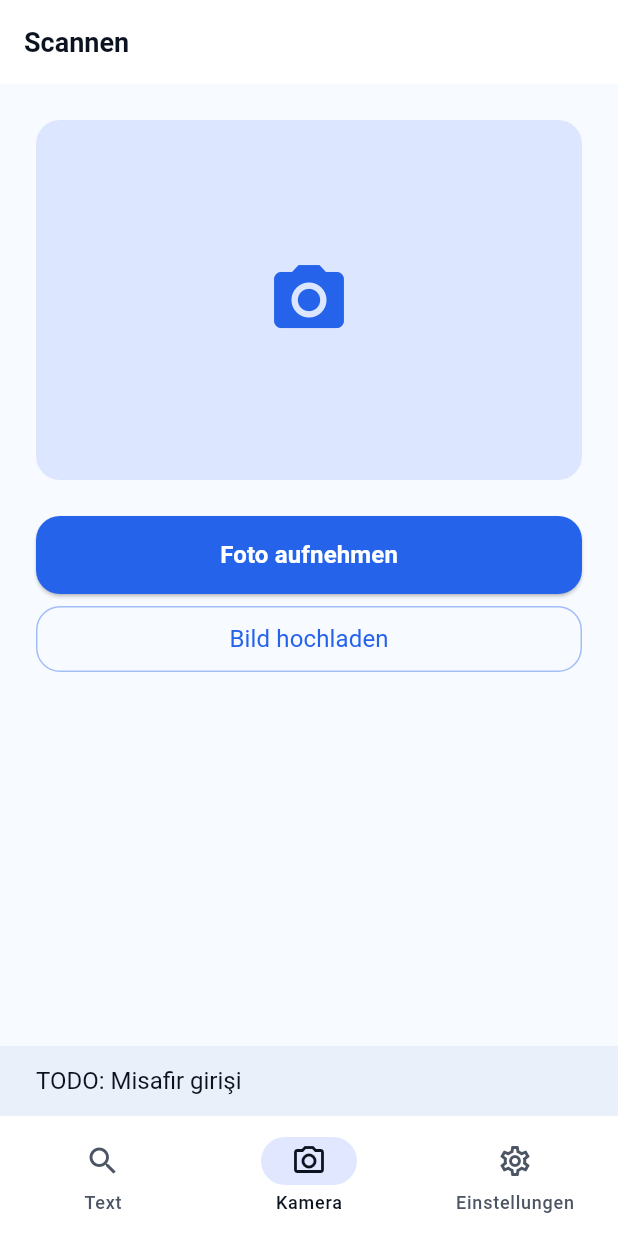
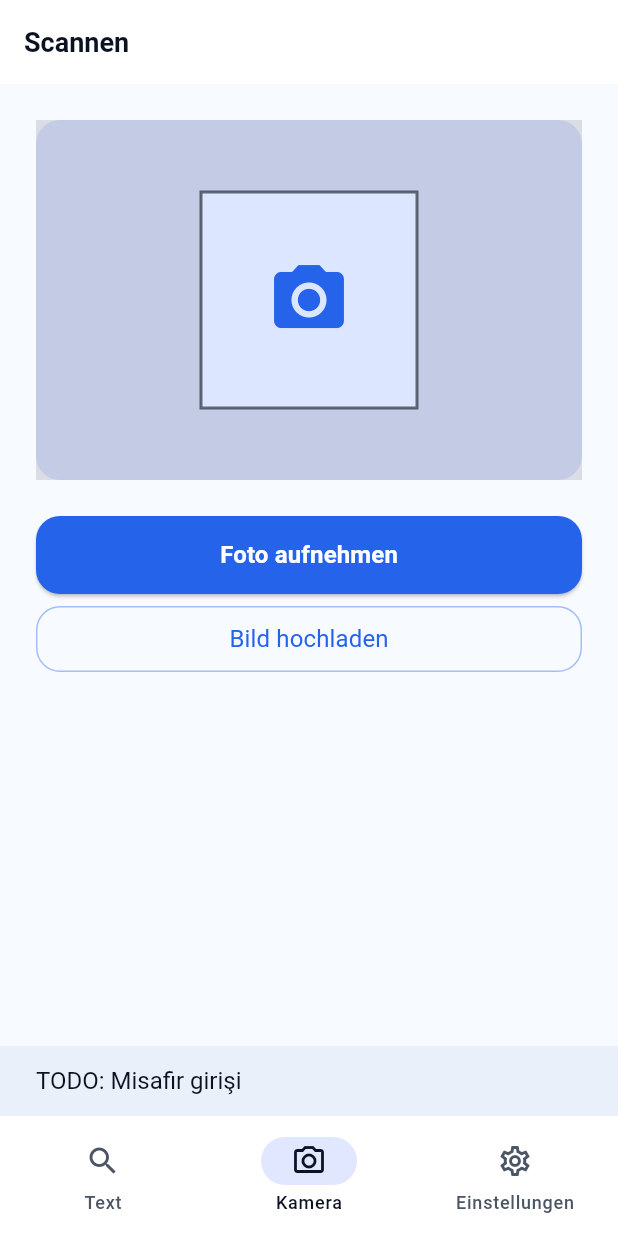
Before and after one commit to aabaser/easyrecycle, a Flutter app: the screen it shows after launch, after a tap on "Als Gast fortfahren", on a phone screen of 412 x 824 dp. Run offline on Flutter 3.47's test engine with Material 3 defaults, Android fonts, the light colour scheme and no system bars; our stand-ins replace file_picker, geolocator, image_picker, shared_preferences; network calls fail.

Commit message:
preprod v1

```diff
--- a/lib/pages/camera_tab_page.dart
+++ b/lib/pages/camera_tab_page.dart
@@ -1,5 +1,6 @@
 import "dart:convert";
 import "dart:typed_data";
+import "dart:math";
 
 import "package:file_picker/file_picker.dart";
 import "package:flutter/foundation.dart";
@@ -7,6 +8,7 @@ import "package:flutter/material.dart";
 import "package:http/http.dart" as http;
 import "package:image_picker/image_picker.dart";
 import "package:provider/provider.dart";
+import "package:image/image.dart" as img;
 
 import "../config/api_config.dart";
 import "../l10n/app_localizations.dart";
@@ -35,21 +37,12 @@ class CameraTabPageState extends State<CameraTabPage> {
   bool _isLoading = false;
   bool _hasAutoLaunched = false;
   bool _isPicking = false;
-  bool _restoredLastResult = false;
-  bool _clearedPreviewForResult = false;
   bool _isScanning = false;
-  ScanResult? _lastResult;
 
   void handleTabSelected() {
-    _maybeRestoreLastResult();
   }
 
   void setActive(bool active) {
-    if (!active) {
-      return;
-    }
-    _restoredLastResult = false;
-    _maybeRestoreLastResult();
   }
 
   Future<void> openCamera({bool force = false}) async {
@@ -93,9 +86,9 @@ class CameraTabPageState extends State<CameraTabPage> {
         if (bytes == null) {
           return;
         }
+        final cropped = _cropToFocus(bytes);
         setState(() {
-          _imageBytes = bytes;
-          _clearedPreviewForResult = false;
+          _imageBytes = cropped;
         });
         await _runAnalyze();
         return;
@@ -107,9 +100,9 @@ class CameraTabPageState extends State<CameraTabPage> {
         return;
       }
       final bytes = await file.readAsBytes();
+      final cropped = _cropToFocus(bytes);
       setState(() {
-        _imageBytes = bytes;
-        _clearedPreviewForResult = false;
+        _imageBytes = cropped;
       });
       await _runAnalyze();
     } finally {
@@ -118,28 +111,27 @@ class CameraTabPageState extends State<CameraTabPage> {
     }
   }
 
-  void _maybeRestoreLastResult() {
-    if (_restoredLastResult) {
-      return;
+  Uint8List _cropToFocus(Uint8List bytes) {
+    try {
+      final decoded = img.decodeImage(bytes);
+      if (decoded == null) {
+        return bytes;
+      }
+      final size = min(decoded.width, decoded.height);
+      final cropSize = (size * 0.6).round();
+      final x = ((decoded.width - cropSize) / 2).round();
+      final y = ((decoded.height - cropSize) / 2).round();
+      final cropped = img.copyCrop(
+        decoded,
+        x: x,
+        y: y,
+        width: cropSize,
+        height: cropSize,
+      );
+      return Uint8List.fromList(img.encodeJpg(cropped, quality: 88));
+    } catch (_) {
+      return bytes;
     }
-    final last = _lastResult;
-    if (last == null) {
-      return;
-    }
-    _restoredLastResult = true;
-    if (_imageBytes != null) {
-      setState(() {
-        _imageBytes = null;
-      });
-    }
-    WidgetsBinding.instance.addPostFrameCallback((_) {
-      if (!mounted) {
-        return;
-      }
-      Navigator.of(context).push(
-        MaterialPageRoute(builder: (_) => ResultPage(result: last)),
-      );
-    });
   }
 
   String _localizedItemName(String keyOrName, AppLocalizations loc) {
@@ -273,16 +265,20 @@ class CameraTabPageState extends State<CameraTabPage> {
           queryText: null,
         );
         appState.setLastResult(result);
-        _lastResult = result;
         if (!mounted) {
           return;
         }
         setState(() {
           _isLoading = false;
         });
-        Navigator.of(context).push(
+        await Navigator.of(context).push(
           MaterialPageRoute(builder: (_) => ResultPage(result: result)),
         );
+        if (mounted) {
+          setState(() {
+            _imageBytes = null;
+          });
+        }
         return;
       }
 
@@ -320,16 +316,20 @@ class CameraTabPageState extends State<CameraTabPage> {
         queryText: null,
       );
       appState.setLastResult(result);
-      _lastResult = result;
       if (!mounted) {
         return;
       }
       setState(() {
         _isLoading = false;
       });
-      Navigator.of(context).push(
+      await Navigator.of(context).push(
         MaterialPageRoute(builder: (_) => ResultPage(result: result)),
       );
+      if (mounted) {
+        setState(() {
+          _imageBytes = null;
+        });
+      }
     } catch (_) {
       if (!mounted) {
         return;
@@ -400,19 +400,6 @@ class CameraTabPageState extends State<CameraTabPage> {
     final loc = AppLocalizations.of(context);
     final colorScheme = Theme.of(context).colorScheme;
     final preview = _imageBytes;
-    WidgetsBinding.instance.addPostFrameCallback((_) {
-      _maybeRestoreLastResult();
-      if (_lastResult != null &&
-          _imageBytes != null &&
-          !_clearedPreviewForResult &&
-          !_isScanning &&
-          mounted) {
-        setState(() {
-          _imageBytes = null;
-          _clearedPreviewForResult = true;
-        });
-      }
-    });
 
     return Padding(
       padding: const EdgeInsets.all(DesignTokens.sectionSpacing),
@@ -445,6 +432,16 @@ class CameraTabPageState extends State<CameraTabPage> {
                         ),
                       ),
               ),
+              Positioned.fill(
+                child: IgnorePointer(
+                  child: CustomPaint(
+                    painter: _FocusFramePainter(
+                      frameColor: colorScheme.onSurface.withOpacity(0.6),
+                      overlayColor: colorScheme.onSurface.withOpacity(0.12),
+                    ),
+                  ),
+                ),
+              ),
             ],
           ),
           if (_isLoading) ...[
@@ -466,3 +463,43 @@ class CameraTabPageState extends State<CameraTabPage> {
     );
   }
 }
+
+class _FocusFramePainter extends CustomPainter {
+  _FocusFramePainter({
+    required this.frameColor,
+    required this.overlayColor,
+  });
+
+  final Color frameColor;
+  final Color overlayColor;
+
+  @override
+  void paint(Canvas canvas, Size size) {
+    final shortest = min(size.width, size.height);
+    final frameSize = shortest * 0.6;
+    final left = (size.width - frameSize) / 2;
+    final top = (size.height - frameSize) / 2;
+    final rect = Rect.fromLTWH(left, top, frameSize, frameSize);
+
+    final overlayPaint = Paint()
+      ..color = overlayColor
+      ..style = PaintingStyle.fill;
+    final overlayPath = Path()
+      ..addRect(Rect.fromLTWH(0, 0, size.width, size.height))
+      ..addRect(rect)
+      ..fillType = PathFillType.evenOdd;
+    canvas.drawPath(overlayPath, overlayPaint);
+
+    final framePaint = Paint()
+      ..color = frameColor
+      ..style = PaintingStyle.stroke
+      ..strokeWidth = 2;
+    canvas.drawRect(rect, framePaint);
+  }
+
+  @override
+  bool shouldRepaint(covariant _FocusFramePainter oldDelegate) {
+    return oldDelegate.frameColor != frameColor ||
+        oldDelegate.overlayColor != overlayColor;
+  }
+}
--- a/lib/pages/text_search_page.dart
+++ b/lib/pages/text_search_page.dart
@@ -33,8 +33,6 @@ class TextSearchPageState extends State<TextSearchPage> {
   String _query = "";
   String? _lastQuery;
   ScanResult? _foundResult;
-  ScanResult? _lastResult;
-  bool _restoredLastResult = false;
   List<SimilarItem> _suggestions = [];
   List<SimilarItem> _liveResults = [];
   bool _showNoMatch = false;
@@ -59,32 +57,7 @@ class TextSearchPageState extends State<TextSearchPage> {
     super.dispose();
   }
 
-  void setActive(bool active) {
-    if (!active) {
-      return;
-    }
-    _restoredLastResult = false;
-    _maybeRestoreLastResult();
-  }
-
-  void _maybeRestoreLastResult() {
-    if (_restoredLastResult) {
-      return;
-    }
-    final last = _lastResult;
-    if (last == null) {
-      return;
-    }
-    _restoredLastResult = true;
-    WidgetsBinding.instance.addPostFrameCallback((_) {
-      if (!mounted) {
-        return;
-      }
-      Navigator.of(context).push(
-        MaterialPageRoute(builder: (_) => ResultPage(result: last)),
-      );
-    });
-  }
+  void setActive(bool active) {}
 
   void _onQueryChanged(String value) {
     _query = value;
@@ -426,7 +399,6 @@ class TextSearchPageState extends State<TextSearchPage> {
     if (!mounted) {
       return;
     }
-    _lastResult = result;
     Navigator.of(context).push(
       MaterialPageRoute(builder: (_) => ResultPage(result: result)),
     );
--- a/lib/screens/landing/landing_screen.dart
+++ b/lib/screens/landing/landing_screen.dart
@@ -42,6 +42,7 @@ class _LandingScreenState extends State<LandingScreen> {
   Widget build(BuildContext context) {
     final appState = context.watch<AppState>();
     final selectedLang = appState.locale.languageCode;
+    final colorScheme = Theme.of(context).colorScheme;
 
     const copy = {
       "de": {
@@ -107,7 +108,7 @@ class _LandingScreenState extends State<LandingScreen> {
     ];
 
     return Scaffold(
-      backgroundColor: const Color(0xFFF7FAFF),
+      backgroundColor: Theme.of(context).scaffoldBackgroundColor,
       body: SafeArea(
         child: Stack(
           children: [
@@ -121,7 +122,7 @@ class _LandingScreenState extends State<LandingScreen> {
                   mainAxisSize: MainAxisSize.min,
                   crossAxisAlignment: CrossAxisAlignment.center,
                   children: [
-                    const SizedBox(height: 12),
+                    const SizedBox(height: 56),
                     BrandTitle(
                       textStyle: Theme.of(context)
                           .textTheme
@@ -138,7 +139,7 @@ class _LandingScreenState extends State<LandingScreen> {
                       textAlign: TextAlign.center,
                       style: Theme.of(context).textTheme.headlineSmall?.copyWith(
                             fontWeight: FontWeight.w700,
-                            color: const Color(0xFF0B1220),
+                            color: colorScheme.onSurface,
                             fontSize: 21,
                           ),
                     ),
@@ -147,7 +148,7 @@ class _LandingScreenState extends State<LandingScreen> {
                       subtitle,
                       textAlign: TextAlign.center,
                       style: Theme.of(context).textTheme.bodyMedium?.copyWith(
-                            color: const Color(0xFF0B1220).withOpacity(0.7),
+                            color: colorScheme.onSurface.withOpacity(0.7),
                             fontSize: 15,
                           ),
                     ),
@@ -157,7 +158,7 @@ class _LandingScreenState extends State<LandingScreen> {
                       textAlign: TextAlign.center,
                       style: Theme.of(context).textTheme.titleMedium?.copyWith(
                             fontWeight: FontWeight.w600,
-                            color: const Color(0xFF0B1220),
+                            color: colorScheme.onSurface,
                           ),
                     ),
                     const SizedBox(height: 8),
@@ -176,8 +177,8 @@ class _LandingScreenState extends State<LandingScreen> {
                             height: 52,
                             child: ElevatedButton(
                               style: ElevatedButton.styleFrom(
-                                backgroundColor: const Color(0xFF2563EB),
-                                foregroundColor: Colors.white,
+                                backgroundColor: colorScheme.primary,
+                                foregroundColor: colorScheme.onPrimary,
                                 shape: RoundedRectangleBorder(
                                   borderRadius: BorderRadius.circular(14),
                                 ),
@@ -194,7 +195,7 @@ class _LandingScreenState extends State<LandingScreen> {
                                 loginGoogle,
                                 style: DesignTokens.body.copyWith(
                                   fontWeight: FontWeight.w600,
-                                  color: Colors.white,
+                                  color: colorScheme.onPrimary,
                                 ),
                               ),
                             ),
@@ -204,9 +205,9 @@ class _LandingScreenState extends State<LandingScreen> {
                             height: 48,
                             child: OutlinedButton(
                               style: OutlinedButton.styleFrom(
-                                foregroundColor: const Color(0xFF2563EB),
-                                side: const BorderSide(
-                                  color: Color(0xFF2563EB),
+                                foregroundColor: colorScheme.primary,
+                                side: BorderSide(
+                                  color: colorScheme.primary,
                                   width: 1.2,
                                 ),
                                 shape: RoundedRectangleBorder(
@@ -224,7 +225,7 @@ class _LandingScreenState extends State<LandingScreen> {
                                 loginEmail,
                                 style: DesignTokens.body.copyWith(
                                   fontWeight: FontWeight.w600,
-                                  color: const Color(0xFF2563EB),
+                                  color: colorScheme.primary,
                                 ),
                               ),
                             ),
@@ -246,7 +247,7 @@ class _LandingScreenState extends State<LandingScreen> {
                             child: Text(
                               loginGuest,
                               style: DesignTokens.body.copyWith(
-                                color: const Color(0xFF0B1220).withOpacity(0.7),
+                                color: colorScheme.onSurface.withOpacity(0.7),
                                 fontWeight: FontWeight.w600,
                               ),
                             ),
@@ -261,7 +262,7 @@ class _LandingScreenState extends State<LandingScreen> {
                         Text(
                           privacyPrefix,
                           style: DesignTokens.caption.copyWith(
-                            color: const Color(0xFF0B1220).withOpacity(0.6),
+                            color: colorScheme.onSurface.withOpacity(0.6),
                           ),
                         ),
                         GestureDetector(
@@ -275,7 +276,7 @@ class _LandingScreenState extends State<LandingScreen> {
                           child: Text(
                             privacyLink,
                             style: DesignTokens.caption.copyWith(
-                              color: const Color(0xFF4338CA),
+                              color: colorScheme.secondary,
                               fontWeight: FontWeight.w600,
                             ),
                           ),
@@ -283,7 +284,7 @@ class _LandingScreenState extends State<LandingScreen> {
                         Text(
                           " ve ",
                           style: DesignTokens.caption.copyWith(
-                            color: const Color(0xFF0B1220).withOpacity(0.6),
+                            color: colorScheme.onSurface.withOpacity(0.6),
                           ),
                         ),
                         GestureDetector(
@@ -297,7 +298,7 @@ class _LandingScreenState extends State<LandingScreen> {
                           child: Text(
                             termsLink,
                             style: DesignTokens.caption.copyWith(
-                              color: const Color(0xFF4338CA),
+                              color: colorScheme.secondary,
                               fontWeight: FontWeight.w600,
                             ),
                           ),
@@ -305,7 +306,7 @@ class _LandingScreenState extends State<LandingScreen> {
                         Text(
                           privacySuffix,
                           style: DesignTokens.caption.copyWith(
-                            color: const Color(0xFF0B1220).withOpacity(0.6),
+                            color: colorScheme.onSurface.withOpacity(0.6),
                           ),
                         ),
                       ],
--- a/lib/state/app_state.dart
+++ b/lib/state/app_state.dart
@@ -1,5 +1,6 @@
 import "dart:math";
 import "dart:convert";
+import "dart:async";
 
 import "package:flutter/material.dart";
 import "package:shared_preferences/shared_preferences.dart";
@@ -54,7 +55,7 @@ class AppState extends ChangeNotifier {
 
     adminEnabled = prefs.getBool("adminEnabled") ?? false;
     currentTabIndex = prefs.getInt("currentTabIndex") ?? 1;
-    await ensureGuestToken();
+    unawaited(ensureGuestToken());
   }
 
   Future<void> setLocale(Locale newLocale) async {
@@ -89,11 +90,20 @@ class AppState extends ChangeNotifier {
     }
 
     final uri = Uri.parse("${ApiConfig.baseUrl}/auth/guest");
-    final response = await http.post(
-      uri,
-      headers: const {"Content-Type": "application/json"},
-      body: jsonEncode({"device_id": sessionId, "attestation": "TODO"}),
-    );
+    http.Response response;
+    try {
+      response = await http
+          .post(
+            uri,
+            headers: const {"Content-Type": "application/json"},
+            body: jsonEncode({"device_id": sessionId, "attestation": "TODO"}),
+          )
+          .timeout(const Duration(seconds: 4));
+    } on TimeoutException {
+      return;
+    } catch (_) {
+      return;
+    }
 
     if (response.statusCode < 200 || response.statusCode >= 300) {
       return;
--- a/lib/widgets/brand_title.dart
+++ b/lib/widgets/brand_title.dart
@@ -7,6 +7,7 @@ class BrandTitle extends StatelessWidget {
 
   @override
   Widget build(BuildContext context) {
+    final colorScheme = Theme.of(context).colorScheme;
     final baseStyle = textStyle ??
         Theme.of(context).textTheme.headlineMedium?.copyWith(
               fontWeight: FontWeight.w700,
@@ -16,18 +17,18 @@ class BrandTitle extends StatelessWidget {
       textAlign: TextAlign.center,
       text: TextSpan(
         style: baseStyle,
-        children: const [
+        children: [
           TextSpan(
             text: "Easy ",
-            style: TextStyle(color: Color(0xFF4338CA)),
+            style: TextStyle(color: colorScheme.secondary),
           ),
           TextSpan(
             text: "Recycle",
-            style: TextStyle(color: Color(0xFF0B1220)),
+            style: TextStyle(color: colorScheme.onSurface),
           ),
           TextSpan(
             text: "•",
-            style: TextStyle(color: Color(0xFF22D3EE)),
+            style: TextStyle(color: colorScheme.tertiary),
           ),
         ],
       ),
--- a/lib/widgets/language_segment.dart
+++ b/lib/widgets/language_segment.dart
@@ -12,13 +12,14 @@ class LanguageSegment extends StatelessWidget {
 
   @override
   Widget build(BuildContext context) {
+    final colorScheme = Theme.of(context).colorScheme;
     const options = ["de", "en", "tr"];
     return Container(
       padding: const EdgeInsets.all(4),
       decoration: BoxDecoration(
-        color: Colors.white,
+        color: colorScheme.surface,
         borderRadius: BorderRadius.circular(14),
-        border: Border.all(color: const Color(0xFFE2E8F0)),
+        border: Border.all(color: colorScheme.outline),
       ),
       child: Row(
         mainAxisSize: MainAxisSize.min,
@@ -34,7 +35,7 @@ class LanguageSegment extends StatelessWidget {
                     const EdgeInsets.symmetric(horizontal: 10, vertical: 6),
                 decoration: BoxDecoration(
                   color: isSelected
-                      ? const Color(0xFF4338CA).withOpacity(0.12)
+                      ? colorScheme.secondary.withOpacity(0.12)
                       : Colors.transparent,
                   borderRadius: BorderRadius.circular(12),
                 ),
@@ -44,8 +45,8 @@ class LanguageSegment extends StatelessWidget {
                         fontWeight: FontWeight.w600,
                         letterSpacing: 0.2,
                         color: isSelected
-                            ? const Color(0xFF4338CA)
-                            : const Color(0xFF0B1220).withOpacity(0.6),
+                            ? colorScheme.secondary
+                            : colorScheme.onSurface.withOpacity(0.6),
                       ),
                 ),
               ),
--- a/pubspec.yaml
+++ b/pubspec.yaml
@@ -18,6 +18,7 @@ dependencies:
   http: ^1.2.2
   url_launcher: ^6.3.0
   geolocator: ^11.0.0
+  image: ^4.2.0
 
 dev_dependencies:
   flutter_test:
```
Also changed, not shown: lib/widgets/similar_item_card.dart (+18 -14 lines), assets/logo/ic_launcher_foreground_432.png, pubspec.lock, 7 other files.
